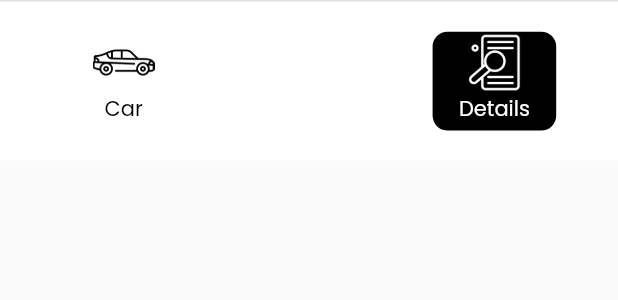
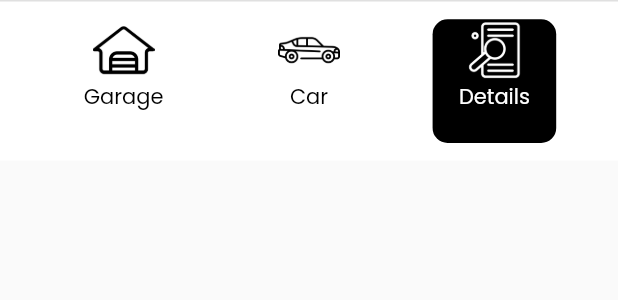
Before and after one commit to frameflex/mycar, a Flutter app: the CustomBottomBar widget shown alone on an empty page, opened directly, on a phone screen of 412 x 824 dp. Shown: the top 300 px of the screen. Run offline on Flutter 3.47's test engine with Material 2 defaults, Android fonts, the phone set to English and light mode, and no system bars; our stand-ins replace get, google_fonts, image_picker, photo_view, shared_preferences, sqflite; missing offline and left inert: image_picker_for_web, shared_preferences_web; accounts and stored records are empty.

Commit message:
Update 1.0.2 | custom_bottom_bar.dart - Button overlap fix

```diff
--- a/lib/view/widgets/custom_bottom_bar.dart
+++ b/lib/view/widgets/custom_bottom_bar.dart
@@ -35,8 +35,52 @@ class _CustomBottomBarState extends State<CustomBottomBar> {
       child: Row(
         children: [
           SizedBox(
-            width: deviceWidth * .1,
+            width: deviceWidth * 0.1,
           ),
+
+          InkWell(
+            onTap: () {
+              if (widget.selectedIndex == 0) {
+
+              }
+            },
+            child: Container(
+              height: deviceHeight * .1,
+              width: deviceWidth * .2,
+              decoration: BoxDecoration(
+                color:
+                (widget.selectedIndex == 0) ? Colors.black : Colors.white,
+                borderRadius: BorderRadius.circular(10),
+              ),
+              child: Column(
+                children: [
+                  SizedBox(
+                    width: deviceWidth * .1,
+                    child: Image(
+                      image: (widget.selectedIndex == 0)
+                          ? const AssetImage(
+                        'assets/icons/garage_white_icon.png',
+                      )
+                          : const AssetImage(
+                        'assets/icons/garage_black_icon.png',
+                      ),
+                      fit: BoxFit.scaleDown,
+                    ),
+                  ),
+                  Text(
+                    'Garage',
+                    style: TextStyle(
+                      color: (widget.selectedIndex == 0)
+                          ? Colors.white
+                          : Colors.black,
+                    ),
+                  ),
+                ],
+              ),
+            ),
+          ),
+          const Spacer(),
+
           InkWell(
             onTap: () {
               if (widget.selectedIndex == 0) {
@@ -52,7 +96,7 @@ class _CustomBottomBarState extends State<CustomBottomBar> {
               }
             },
             child: Container(
-              height: deviceHeight * .08,
+              height: deviceHeight * .1,
               width: deviceWidth * .2,
               decoration: BoxDecoration(
                 color:
@@ -102,7 +146,7 @@ class _CustomBottomBarState extends State<CustomBottomBar> {
               }
             },
             child: Container(
-              height: deviceHeight * .08,
+              height: deviceHeight * .1,
               width: deviceWidth * .2,
               decoration: BoxDecoration(
                 color:
```
Also changed, not shown: lib/generated_plugin_registrant.dart (added, +18 -0 lines), 10 other files.
